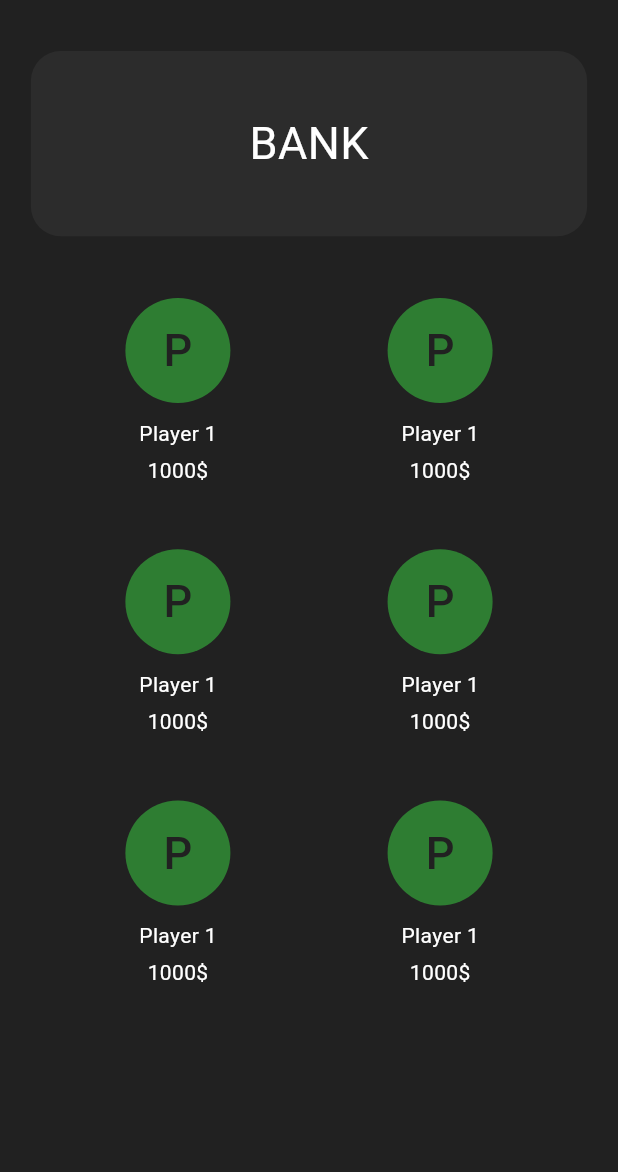
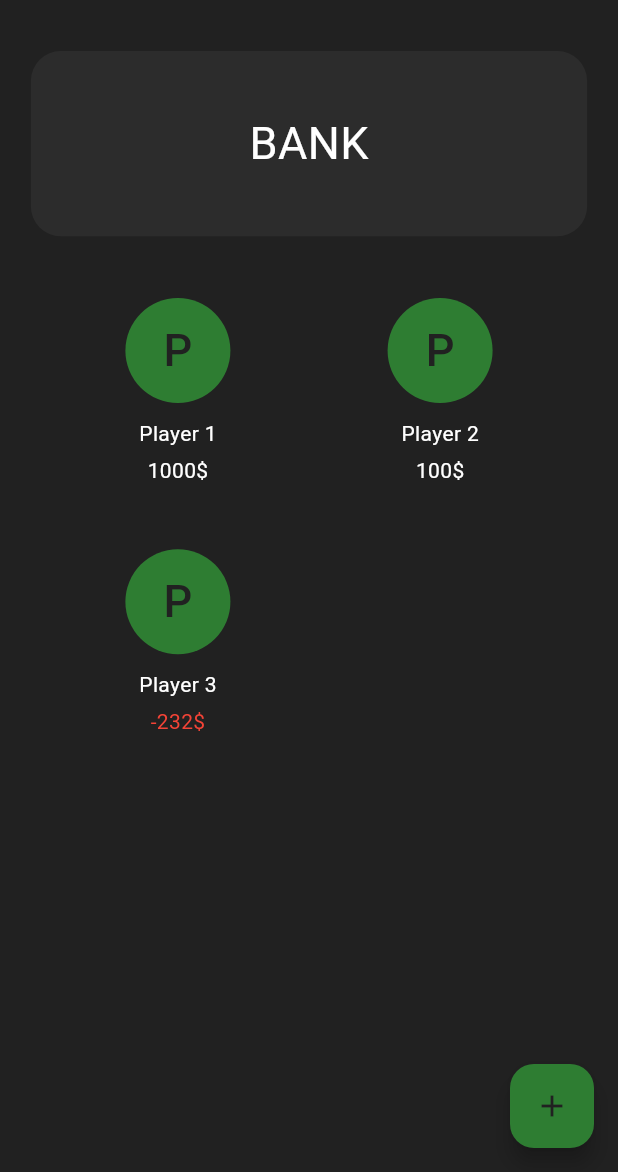
Before and after one commit to C41f0N/monopoly_banker, a Flutter app: the screen it shows after launch, on a phone screen of 412 x 824 dp, the part 64-1236 px from its top. Run offline on Flutter 3.47's test engine with Material 3 defaults, Android fonts, the phone set to English and light mode, and no system bars.

Commit message:
implemented state management

```diff
--- a/lib/class_structure/game.dart
+++ b/lib/class_structure/game.dart
@@ -1,22 +1,32 @@
+import 'package:flutter/material.dart';
 import 'package:monopoly_banker/class_structure/player.dart';
 import 'package:monopoly_banker/class_structure/transaction.dart';
 
-class Game {
+class Game extends ChangeNotifier {
   Game();
+  int loadedGameIndex = 1;
 
   int startingAmount = 200;
 
-  List<Player> players = [];
+  List<Player> players = [
+    Player("Player 1", 1000),
+    Player("Player 2", 100),
+    Player("Player 3", -232),
+  ];
   List<Transaction> transactions = [];
 
   void addPlayer(String playerName) {
     if (playerName != "__BANK__") {
       players.add(Player(playerName, startingAmount));
     }
+
+    notifyListeners();
   }
 
   void removePlayer(String playerName) {
     players.removeWhere((element) => element.name == playerName);
+
+    notifyListeners();
   }
 
   void addTransaction(String fromPlayer, String toPlayer, int amount) {
@@ -44,6 +54,8 @@ class Game {
 
       // add transaction object to list
       transactions.add(Transaction(fromPlayer, toPlayer, amount));
+
+      notifyListeners();
     }
   }
 }
--- a/lib/pages/home.dart
+++ b/lib/pages/home.dart
@@ -1,6 +1,8 @@
 import 'package:flutter/material.dart';
+import 'package:monopoly_banker/class_structure/game.dart';
 import 'package:monopoly_banker/class_structure/player.dart';
 import 'package:monopoly_banker/widgets/player_avatar.dart';
+import 'package:provider/provider.dart';
 
 class Home extends StatefulWidget {
   const Home({super.key});
@@ -12,7 +14,8 @@ class Home extends StatefulWidget {
 class _HomeState extends State<Home> {
   @override
   Widget build(BuildContext context) {
-    return Scaffold(
+    return Consumer<Game>(
+      builder: (context, value, child) => Scaffold(
         appBar: AppBar(
           title: const Text("Monopoly Banker"),
           centerTitle: true,
@@ -52,21 +55,30 @@ class _HomeState extends State<Home> {
                     horizontal: MediaQuery.of(context).size.width * 0.1,
                   ),
                   child: GridView.builder(
-                  itemCount: 9,
-                  gridDelegate: const SliverGridDelegateWithMaxCrossAxisExtent(
+                    itemCount: value.players.length,
+                    gridDelegate:
+                        const SliverGridDelegateWithMaxCrossAxisExtent(
                       maxCrossAxisExtent: 200,
                       childAspectRatio: 210 / 200,
                       crossAxisSpacing: 20,
                       mainAxisSpacing: 20,
                     ),
-                  itemBuilder: (context, index) =>
-                      PlayerAvatar(player: Player("Player 1", 1000)),
+                    itemBuilder: (context, index) => PlayerAvatar(
+                      player: value.players[index],
+                    ),
                   ),
                 ),
               ),
             ],
           ),
         ),
+        floatingActionButton: FloatingActionButton(
+          onPressed: () {
+            value.addTransaction("Player 1", "Player 2", 241);
+          },
+          child: const Icon(Icons.add),
+        ),
+      ),
     );
   }
 }
--- a/lib/widgets/player_avatar.dart
+++ b/lib/widgets/player_avatar.dart
@@ -10,7 +10,7 @@ class PlayerAvatar extends StatelessWidget {
   Widget build(BuildContext context) {
     return Column(
       children: [
-        Container(
+        SizedBox(
           height: 70,
           width: 70,
           child: CircleAvatar(
@@ -26,7 +26,8 @@ class PlayerAvatar extends StatelessWidget {
         Text(
           "${player.accountBalance}\$",
           style: TextStyle(
-              color: player.accountBalance <= 0 ? Colors.red : Colors.white),
+            color: player.accountBalance <= 0 ? Colors.red : Colors.white,
+          ),
         ),
       ],
     );
--- a/pubspec.yaml
+++ b/pubspec.yaml
@@ -35,6 +35,7 @@ dependencies:
   # The following adds the Cupertino Icons font to your application.
   # Use with the CupertinoIcons class for iOS style icons.
   cupertino_icons: ^1.0.2
+  provider: ^6.1.1
 
 dev_dependencies:
   flutter_test:
```
Also changed, not shown: lib/main.dart (+8 -1 lines), pubspec.lock. Lines whose indentation alone changed are shown as unchanged.
